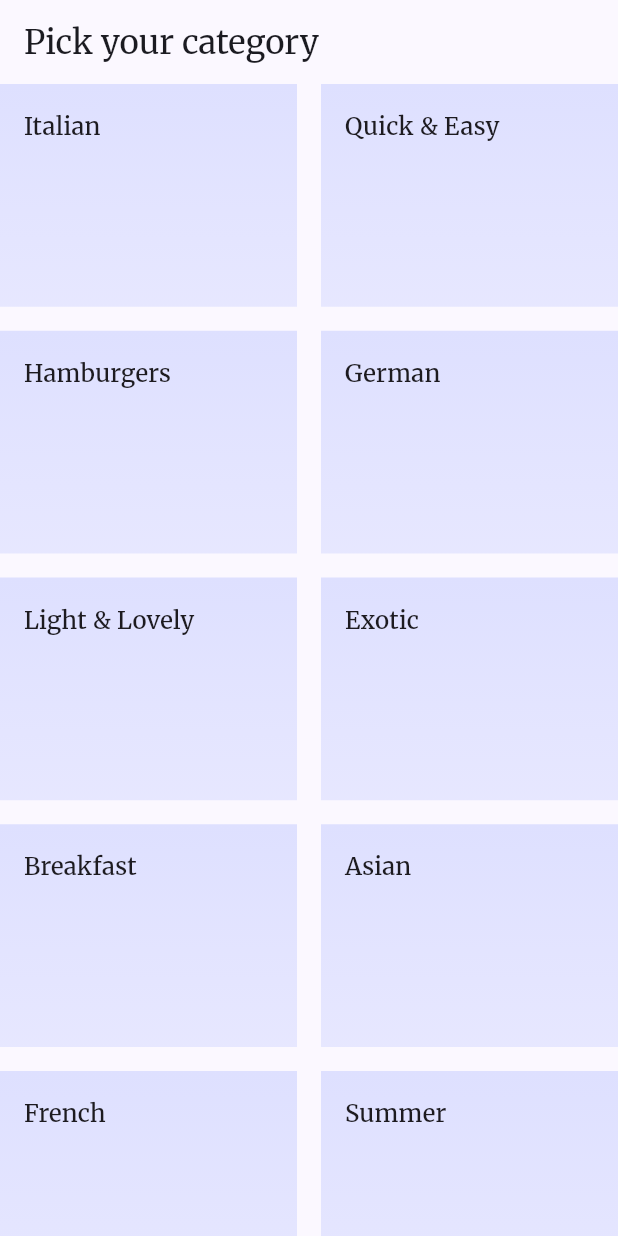
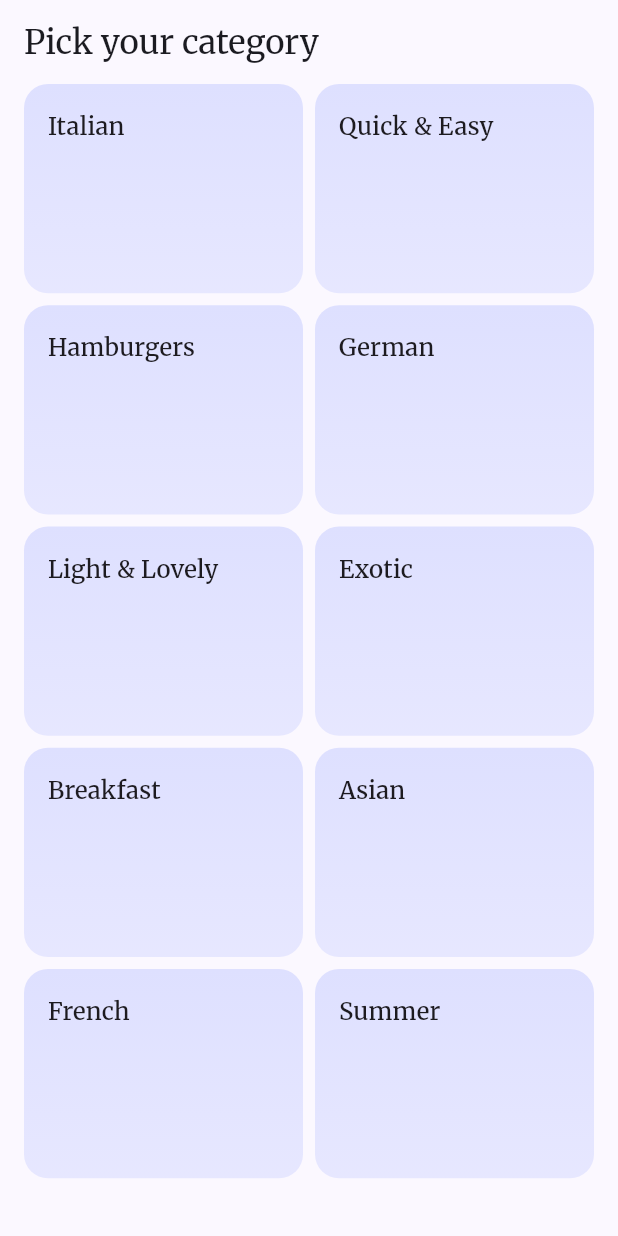
Before and after one commit to jardinefaner/meals_app2, a Flutter app: the screen it shows after launch, on a phone screen of 412 x 824 dp. Run offline on Flutter 3.47's test engine with Material 3 defaults, Android fonts, the phone set to English and light mode, and no system bars; our stand-ins replace google_fonts.

Commit message:
Refine Categories screen navigation and layout

```diff
--- a/lib/homepage.dart
+++ b/lib/homepage.dart
@@ -1,5 +1,6 @@
 import 'package:flutter/material.dart';
 import 'package:meals_app2/screens/categories.dart';
+import 'package:meals_app2/screens/meals.dart';
 
 class Homepage extends StatefulWidget {
   const Homepage({super.key});
@@ -9,11 +10,13 @@ class Homepage extends StatefulWidget {
 }
 
 class _HomepageState extends State<Homepage> {
+  final Widget _widget = const CategoriesScreen();
+
   @override
   Widget build(BuildContext context) {
     return Scaffold(
       appBar: AppBar(title: const Text('Pick your category')),
-      body: const CategoriesScreen(),
+      body: _widget,
     );
   }
 }
--- a/lib/screens/categories.dart
+++ b/lib/screens/categories.dart
@@ -1,4 +1,6 @@
 import 'package:flutter/material.dart';
+import 'package:meals_app2/models/category.dart';
+import 'package:meals_app2/screens/meals.dart';
 import 'package:meals_app2/widgets/category_grid_item.dart';
 
 import '../data/dummy_data.dart';
@@ -6,19 +8,35 @@ import '../data/dummy_data.dart';
 class CategoriesScreen extends StatelessWidget {
   const CategoriesScreen({super.key});
 
+  void _selectCategory(BuildContext context, Category category) {
+    final fileredMeals = dummyMeals.where((meal) => meal.categories.contains(category.id)).toList();
+
+    Navigator.of(context).push(
+      MaterialPageRoute(
+        builder: (context) => MealsScreen(title: category.title, meals: fileredMeals),
+      ),
+    );
+  }
+
   @override
   Widget build(BuildContext context) {
     return Center(
       child: GridView(
+        padding: const EdgeInsets.symmetric(horizontal: 16),
         gridDelegate: const SliverGridDelegateWithFixedCrossAxisCount(
           crossAxisCount: 2,
           childAspectRatio: 4 / 3,
-          crossAxisSpacing: 16,
-          mainAxisSpacing: 16,
+          crossAxisSpacing: 8,
+          mainAxisSpacing: 8,
         ),
         children: [
           ...availableCategories.map(
-            (category) => CategoryGridItem(category: category),
+            (category) => CategoryGridItem(
+              category: category,
+              onSelectCategory: () {
+                _selectCategory(context, category);
+              },
+            ),
           ),
         ],
       ),
--- a/lib/widgets/category_grid_item.dart
+++ b/lib/widgets/category_grid_item.dart
@@ -1,21 +1,32 @@
 import 'package:flutter/material.dart';
 import 'package:meals_app2/models/category.dart';
+import 'package:meals_app2/screens/meals.dart';
 import 'package:meals_app2/widgets/texts.dart';
 
 class CategoryGridItem extends StatelessWidget {
-  const CategoryGridItem({super.key, required this.category});
+  const CategoryGridItem({
+    super.key,
+    required this.category,
+    required this.onSelectCategory,
+  });
 
   final Category category;
+  final void Function() onSelectCategory;
+
+  // void handleTap(BuildContext context) {
+  //   Navigator.of(context).push(MealsScreen(title: category.title, meals: []))
+  // }
 
   @override
   Widget build(BuildContext context) {
     return InkWell(
-      onTap: () {},
+      onTap: onSelectCategory,
       splashColor: Theme.of(context).primaryColor,
       borderRadius: BorderRadius.circular(16),
       child: Container(
         padding: const EdgeInsets.all(16),
         decoration: BoxDecoration(
+          borderRadius: BorderRadius.circular(16),
           gradient: LinearGradient(
             colors: [
               Theme.of(context).colorScheme.primaryContainer,
```
